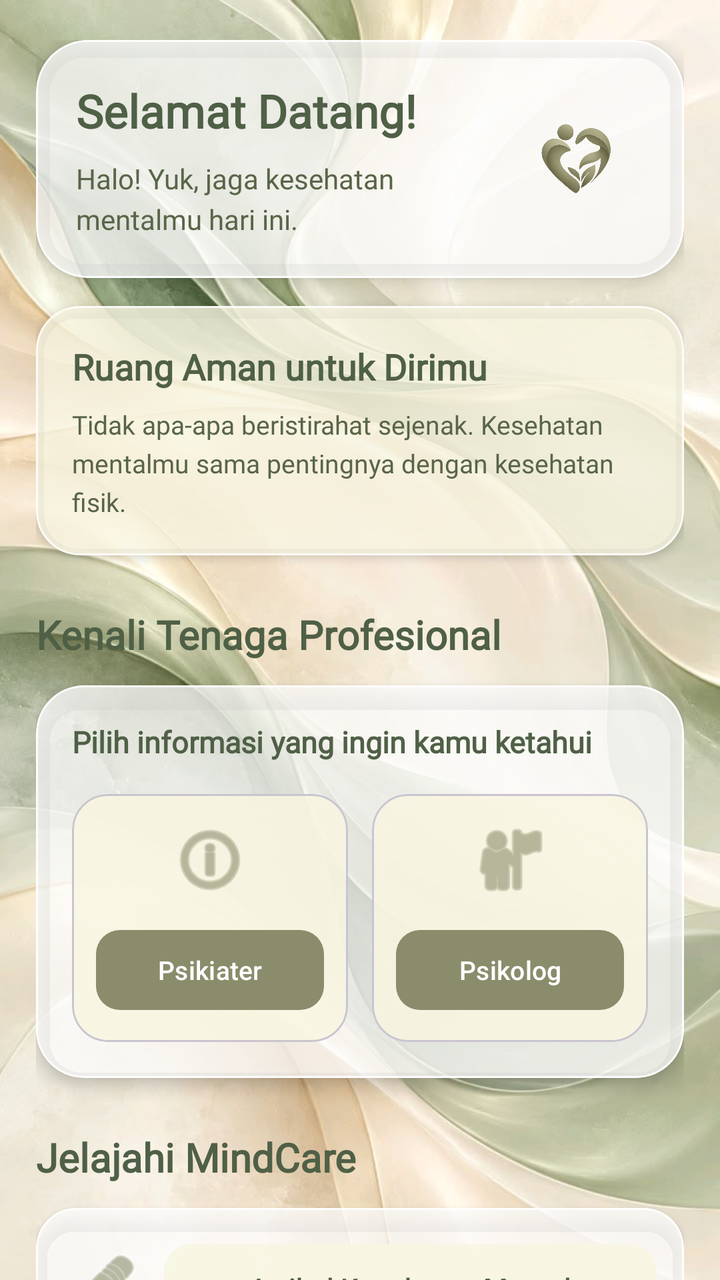
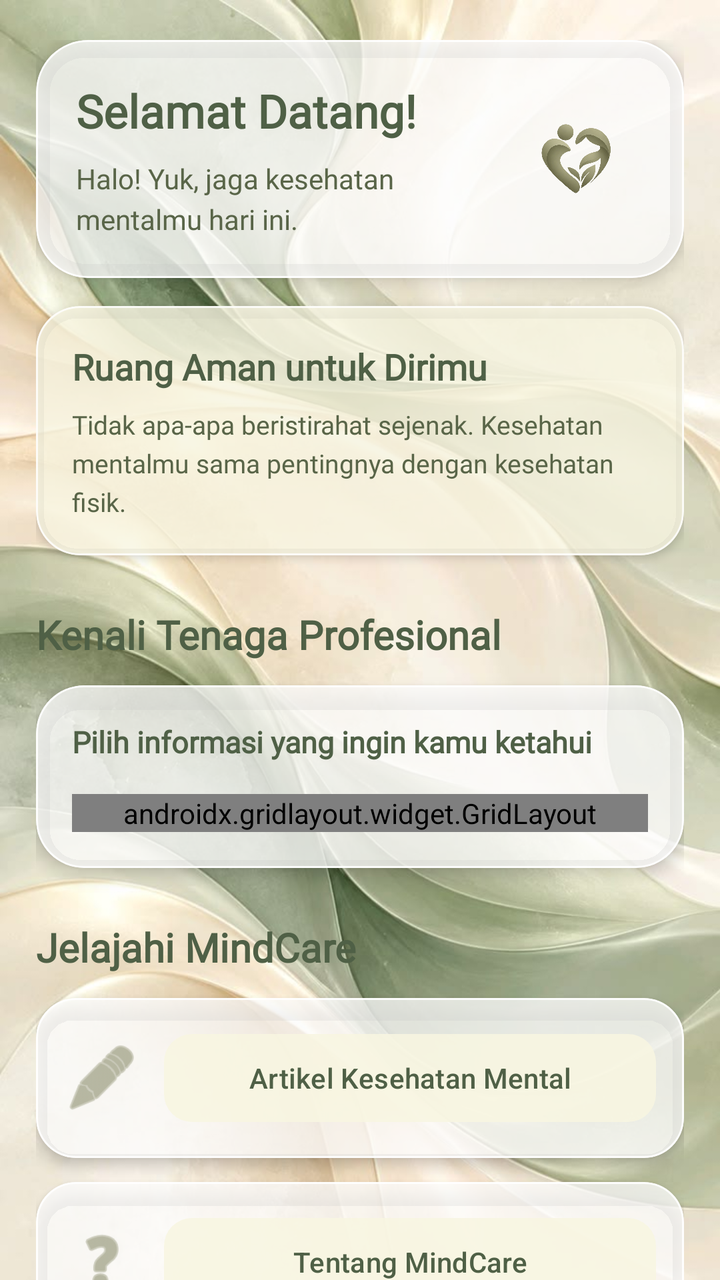

The first picture is an Android layout as it rendered before a commit; the second is the same layout after the commit. The layout source and the unified diff follow.
<!-- AndroidManifest.xml: application theme Theme.Nadini_3TIB -->
<!-- res/layout/fragment_home.xml -->
<?xml version="1.0" encoding="utf-8"?>
<androidx.coordinatorlayout.widget.CoordinatorLayout
    xmlns:android="http://schemas.android.com/apk/res/android"
    xmlns:app="http://schemas.android.com/apk/res-auto"
    xmlns:tools="http://schemas.android.com/tools"
    android:layout_width="match_parent"
    android:layout_height="match_parent"
    tools:context=".Home.HomeFragment">

    
    <ImageView
        android:layout_width="match_parent"
        android:layout_height="match_parent"
        android:contentDescription="Wallpaper MindCare"
        android:scaleType="centerCrop"
        android:src="@drawable/pp2" />

    
    <androidx.core.widget.NestedScrollView
        android:layout_width="match_parent"
        android:layout_height="match_parent"
        android:fillViewport="true">

        <LinearLayout
            android:layout_width="match_parent"
            android:layout_height="wrap_content"
            android:orientation="vertical"
            android:paddingStart="18dp"
            android:paddingTop="20dp"
            android:paddingEnd="18dp"
            android:paddingBottom="32dp">

            
            <com.google.android.material.card.MaterialCardView
                android:layout_width="match_parent"
                android:layout_height="wrap_content"
                app:cardBackgroundColor="#BFFFFFFF"
                app:cardCornerRadius="26dp"
                app:cardElevation="5dp"
                app:strokeColor="#E6FFFFFF"
                app:strokeWidth="1dp">

                <LinearLayout
                    android:layout_width="match_parent"
                    android:layout_height="wrap_content"
                    android:gravity="center_vertical"
                    android:orientation="horizontal"
                    android:padding="20dp">

                    <LinearLayout
                        android:layout_width="0dp"
                        android:layout_height="wrap_content"
                        android:layout_weight="1"
                        android:orientation="vertical">

                        <TextView
                            android:layout_width="match_parent"
                            android:layout_height="wrap_content"
                            android:fontFamily="@font/font1"
                            android:text="Selamat Datang!"
                            android:textColor="#4F6046"
                            android:textSize="23sp"
                            android:textStyle="bold" />

                        <TextView
                            android:id="@+id/txtSubtitle"
                            android:layout_width="match_parent"
                            android:layout_height="wrap_content"
                            android:layout_marginTop="9dp"
                            android:fontFamily="@font/font1"
                            android:lineSpacingExtra="4dp"
                            android:text="Halo! Yuk, jaga kesehatan mentalmu hari ini."
                            android:textColor="#596548"
                            android:textSize="14sp" />

                    </LinearLayout>

                    <ImageView
                        android:layout_width="68dp"
                        android:layout_height="68dp"
                        android:layout_marginStart="12dp"
                        android:contentDescription="Logo MindCare"
                        android:src="@drawable/logoapp" />

                </LinearLayout>
            </com.google.android.material.card.MaterialCardView>

            
            <com.google.android.material.card.MaterialCardView
                android:layout_width="match_parent"
                android:layout_height="wrap_content"
                android:layout_marginTop="14dp"
                app:cardBackgroundColor="#CCF8F6E1"
                app:cardCornerRadius="22dp"
                app:cardElevation="3dp"
                app:strokeColor="#CCFFFFFF"
                app:strokeWidth="1dp">

                <LinearLayout
                    android:layout_width="match_parent"
                    android:layout_height="wrap_content"
                    android:orientation="vertical"
                    android:padding="18dp">

                    <TextView
                        android:layout_width="match_parent"
                        android:layout_height="wrap_content"
                        android:fontFamily="@font/font1"
                        android:text="Ruang Aman untuk Dirimu"
                        android:textColor="#4F6046"
                        android:textSize="18sp"
                        android:textStyle="bold" />

                    <TextView
                        android:layout_width="match_parent"
                        android:layout_height="wrap_content"
                        android:layout_marginTop="8dp"
                        android:fontFamily="@font/font1"
                        android:lineSpacingExtra="4dp"
                        android:text="Tidak apa-apa beristirahat sejenak. Kesehatan mentalmu sama pentingnya dengan kesehatan fisik."
                        android:textColor="#596548"
                        android:textSize="13sp" />

                </LinearLayout>
            </com.google.android.material.card.MaterialCardView>

            
            <TextView
                android:layout_width="match_parent"
                android:layout_height="wrap_content"
                android:layout_marginTop="26dp"
                android:fontFamily="@font/font1"
                android:text="Kenali Tenaga Profesional"
                android:textColor="#4F6046"
                android:textSize="20sp"
                android:textStyle="bold" />

            <com.google.android.material.card.MaterialCardView
                android:id="@+id/materialCardView"
                android:layout_width="match_parent"
                android:layout_height="wrap_content"
                android:layout_marginTop="12dp"
                app:cardBackgroundColor="#BFFFFFFF"
                app:cardCornerRadius="24dp"
                app:cardElevation="5dp"
                app:strokeColor="#E6FFFFFF"
                app:strokeWidth="1dp">

                <LinearLayout
                    android:layout_width="match_parent"
                    android:layout_height="wrap_content"
                    android:orientation="vertical"
                    android:padding="18dp">

                    <TextView
                        android:id="@+id/txtJudulFitur"
                        android:layout_width="match_parent"
                        android:layout_height="wrap_content"
                        android:fontFamily="@font/font1"
                        android:text="Pilih informasi yang ingin kamu ketahui"
                        android:textColor="#4F6046"
                        android:textSize="15sp"
                        android:textStyle="bold" />

                    <LinearLayout
                        android:layout_width="match_parent"
                        android:layout_height="wrap_content"
                        android:layout_marginTop="16dp"
                        android:orientation="horizontal">

                        <com.google.android.material.card.MaterialCardView
                            android:layout_width="0dp"
                            android:layout_height="wrap_content"
                            android:layout_marginEnd="6dp"
                            android:layout_weight="1"
                            app:cardBackgroundColor="#DDF8F6E1"
                            app:cardCornerRadius="18dp"
                            app:cardElevation="0dp">

                            <LinearLayout
                                android:layout_width="match_parent"
                                android:layout_height="wrap_content"
                                android:gravity="center"
                                android:orientation="vertical"
                                android:padding="12dp">

                                <ImageView
                                    android:layout_width="42dp"
                                    android:layout_height="42dp"
                                    android:contentDescription="Ikon psikiater"
                                    android:src="@android:drawable/ic_menu_info_details"
                                    app:tint="@color/hijau" />

                                <com.google.android.material.button.MaterialButton
                                    android:id="@+id/btnSnackBar"
                                    android:layout_width="match_parent"
                                    android:layout_height="wrap_content"
                                    android:layout_marginTop="10dp"
                                    android:minHeight="48dp"
                                    android:text="Psikiater"
                                    android:textAllCaps="false"
                                    android:textColor="@color/white"
                                    android:textSize="13sp"
                                    app:backgroundTint="@color/hijau"
                                    app:cornerRadius="12dp" />

                            </LinearLayout>
                        </com.google.android.material.card.MaterialCardView>

                        <com.google.android.material.card.MaterialCardView
                            android:layout_width="0dp"
                            android:layout_height="wrap_content"
                            android:layout_marginStart="6dp"
                            android:layout_weight="1"
                            app:cardBackgroundColor="#DDF8F6E1"
                            app:cardCornerRadius="18dp"
                            app:cardElevation="0dp">

                            <LinearLayout
                                android:layout_width="match_parent"
                                android:layout_height="wrap_content"
                                android:gravity="center"
                                android:orientation="vertical"
                                android:padding="12dp">

                                <ImageView
                                    android:layout_width="42dp"
                                    android:layout_height="42dp"
                                    android:contentDescription="Ikon psikolog"
                                    android:src="@android:drawable/ic_menu_myplaces"
                                    app:tint="@color/hijau" />

                                <com.google.android.material.button.MaterialButton
                                    android:id="@+id/btnPsikolog"
                                    android:layout_width="match_parent"
                                    android:layout_height="wrap_content"
                                    android:layout_marginTop="10dp"
                                    android:minHeight="48dp"
                                    android:text="Psikolog"
                                    android:textAllCaps="false"
                                    android:textColor="@color/white"
                                    android:textSize="13sp"
                                    app:backgroundTint="@color/hijau"
                                    app:cornerRadius="12dp" />

                            </LinearLayout>
                        </com.google.android.material.card.MaterialCardView>

                    </LinearLayout>
                </LinearLayout>
            </com.google.android.material.card.MaterialCardView>

            
            <TextView
                android:layout_width="match_parent"
                android:layout_height="wrap_content"
                android:layout_marginTop="26dp"
                android:fontFamily="@font/font1"
                android:text="Jelajahi MindCare"
                android:textColor="#4F6046"
                android:textSize="20sp"
                android:textStyle="bold" />

            
            <com.google.android.material.card.MaterialCardView
                android:layout_width="match_parent"
                android:layout_height="wrap_content"
                android:layout_marginTop="12dp"
                app:cardBackgroundColor="#BFFFFFFF"
                app:cardCornerRadius="20dp"
                app:cardElevation="4dp"
                app:strokeColor="#E6FFFFFF"
                app:strokeWidth="1dp">

                <LinearLayout
                    android:layout_width="match_parent"
                    android:layout_height="wrap_content"
                    android:gravity="center_vertical"
                    android:orientation="horizontal"
                    android:padding="14dp">

                    <ImageView
                        android:layout_width="38dp"
                        android:layout_height="38dp"
                        android:contentDescription="Ikon artikel"
                        android:src="@android:drawable/ic_menu_edit"
                        app:tint="@color/hijau" />

                    <com.google.android.material.button.MaterialButton
                        android:id="@+id/btnArtikel"
                        android:layout_width="0dp"
                        android:layout_height="52dp"
                        android:layout_marginStart="12dp"
                        android:layout_weight="1"
                        android:text="Artikel Kesehatan Mental"
                        android:textAllCaps="false"
                        android:textColor="#4F6046"
                        app:backgroundTint="#DDF8F6E1"
                        app:cornerRadius="14dp" />

                </LinearLayout>
            </com.google.android.material.card.MaterialCardView>

            <com.google.android.material.card.MaterialCardView
                android:layout_width="match_parent"
                android:layout_height="wrap_content"
                android:layout_marginTop="12dp"
                app:cardBackgroundColor="#BFFFFFFF"
                app:cardCornerRadius="20dp"
                app:cardElevation="4dp"
                app:strokeColor="#E6FFFFFF"
                app:strokeWidth="1dp">

                <LinearLayout
                    android:layout_width="match_parent"
                    android:layout_height="wrap_content"
                    android:gravity="center_vertical"
                    android:orientation="horizontal"
                    android:padding="14dp">

                    <ImageView
                        android:layout_width="38dp"
                        android:layout_height="38dp"
                        android:contentDescription="Ikon tentang MindCare"
                        android:src="@android:drawable/ic_menu_help"
                        app:tint="@color/hijau" />

                    <com.google.android.material.button.MaterialButton
                        android:id="@+id/btnToLima"
                        android:layout_width="0dp"
                        android:layout_height="52dp"
                        android:layout_marginStart="12dp"
                        android:layout_weight="1"
                        android:text="Tentang MindCare"
                        android:textAllCaps="false"
                        android:textColor="#4F6046"
                        app:backgroundTint="#DDF8F6E1"
                        app:cornerRadius="14dp" />

                </LinearLayout>
            </com.google.android.material.card.MaterialCardView>

            <com.google.android.material.card.MaterialCardView
                android:layout_width="match_parent"
                android:layout_height="wrap_content"
                android:layout_marginTop="12dp"
                app:cardBackgroundColor="#BFFFFFFF"
                app:cardCornerRadius="20dp"
                app:cardElevation="4dp"
                app:strokeColor="#E6FFFFFF"
                app:strokeWidth="1dp"/>

            <TextView
                android:layout_width="match_parent"
                android:layout_height="wrap_content"
                android:layout_marginTop="26dp"
                android:fontFamily="@font/font1"
                android:gravity="center"
                android:text="MindCare • Your Mind Matters"
                android:textColor="#596548"
                android:textSize="12sp"
                android:textStyle="bold" />

        </LinearLayout>
    </androidx.core.widget.NestedScrollView>
</androidx.coordinatorlayout.widget.CoordinatorLayout>
<!-- resources referenced by this layout -->
<resources>
  <color name="hijau">#8A8C6B</color>
  <color name="white">#FFFFFFFF</color>
  <!-- drawable logoapp: png bitmap (drawable, 359094 bytes) -->
  <!-- drawable pp2: jpg bitmap (drawable, 66113 bytes) -->
  <style name="Theme.Nadini_3TIB" parent="Base.Theme.Nadini_3TIB" />
  <style name="Base.Theme.Nadini_3TIB" parent="Theme.Material3.DayNight.NoActionBar">
      </style>
</resources>

<!-- the commit's change to res/layout/fragment_home.xml (unified diff, before → after) -->
@@ -125,6 +125,8 @@
             </com.google.android.material.card.MaterialCardView>
 
             
+
+            
             <TextView
                 android:layout_width="match_parent"
                 android:layout_height="wrap_content"
@@ -162,17 +164,19 @@
                         android:textSize="15sp"
                         android:textStyle="bold" />
 
-                    <LinearLayout
+                    <androidx.gridlayout.widget.GridLayout
                         android:layout_width="match_parent"
                         android:layout_height="wrap_content"
                         android:layout_marginTop="16dp"
-                        android:orientation="horizontal">
+                        app:columnCount="2"
+                        app:alignmentMode="alignMargins"
+                        app:useDefaultMargins="false">
 
                         <com.google.android.material.card.MaterialCardView
                             android:layout_width="0dp"
                             android:layout_height="wrap_content"
                             android:layout_marginEnd="6dp"
-                            android:layout_weight="1"
+                            app:layout_columnWeight="1"
                             app:cardBackgroundColor="#DDF8F6E1"
                             app:cardCornerRadius="18dp"
                             app:cardElevation="0dp">
@@ -205,13 +209,17 @@
                                     app:cornerRadius="12dp" />
 
                             </LinearLayout>
+
                         </com.google.android.material.card.MaterialCardView>
 
+                        
                         <com.google.android.material.card.MaterialCardView
                             android:layout_width="0dp"
                             android:layout_height="wrap_content"
                             android:layout_marginStart="6dp"
-                            android:layout_weight="1"
+                            app:layout_column="1"
+                            app:layout_columnWeight="1"
+                            app:layout_gravity="fill"
                             app:cardBackgroundColor="#DDF8F6E1"
                             app:cardCornerRadius="18dp"
                             app:cardElevation="0dp">
@@ -244,11 +252,15 @@
                                     app:cornerRadius="12dp" />
 
                             </LinearLayout>
+
                         </com.google.android.material.card.MaterialCardView>
 
-                    </LinearLayout>
-                </LinearLayout>
-            </com.google.android.material.card.MaterialCardView>
+                    </androidx.gridlayout.widget.GridLayout>
+
+                </LinearLayout>
+
+            </com.google.android.material.card.MaterialCardView>
+
 
             
             <TextView
@@ -340,6 +352,46 @@
                 </LinearLayout>
             </com.google.android.material.card.MaterialCardView>
 
+
+            <com.google.android.material.card.MaterialCardView
+                android:layout_width="match_parent"
+                android:layout_height="wrap_content"
+                android:layout_marginTop="12dp"
+                app:cardBackgroundColor="#BFFFFFFF"
+                app:cardCornerRadius="20dp"
+                app:cardElevation="4dp"
+                app:strokeColor="#E6FFFFFF"
+                app:strokeWidth="1dp">
+
+                <LinearLayout
+                    android:layout_width="match_parent"
+                    android:layout_height="wrap_content"
+                    android:gravity="center_vertical"
+                    android:orientation="horizontal"
+                    android:padding="14dp">
+
+                    <ImageView
+                        android:layout_width="38dp"
+                        android:layout_height="38dp"
+                        android:contentDescription="Ikon Ruang Sehat"
+                        android:src="@android:drawable/ic_menu_compass"
+                        app:tint="@color/hijau" />
+
+                    <com.google.android.material.button.MaterialButton
+                        android:id="@+id/btnSixth"
+                        android:layout_width="0dp"
+                        android:layout_height="52dp"
+                        android:layout_marginStart="12dp"
+                        android:layout_weight="1"
+                        android:text="Ruang Sehat MindCare"
+                        android:textAllCaps="false"
+                        android:textColor="#4F6046"
+                        app:backgroundTint="#DDF8F6E1"
+                        app:cornerRadius="14dp" />
+
+                </LinearLayout>
+            </com.google.android.material.card.MaterialCardView>
+
             <com.google.android.material.card.MaterialCardView
                 android:layout_width="match_parent"
                 android:layout_height="wrap_content"
